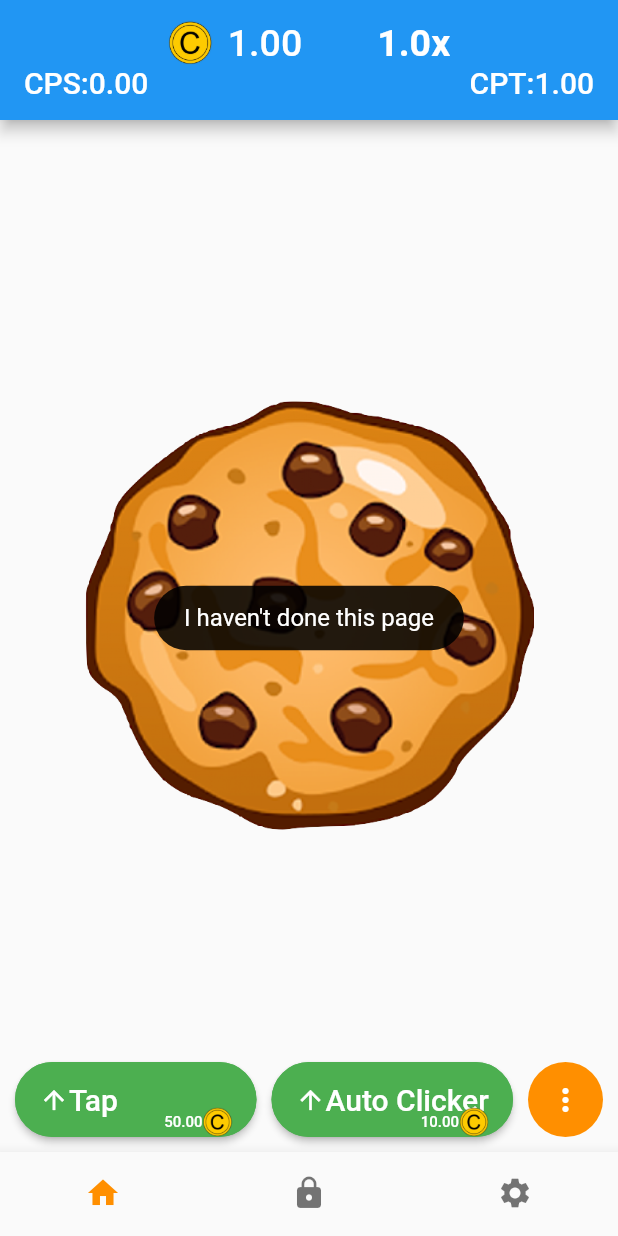
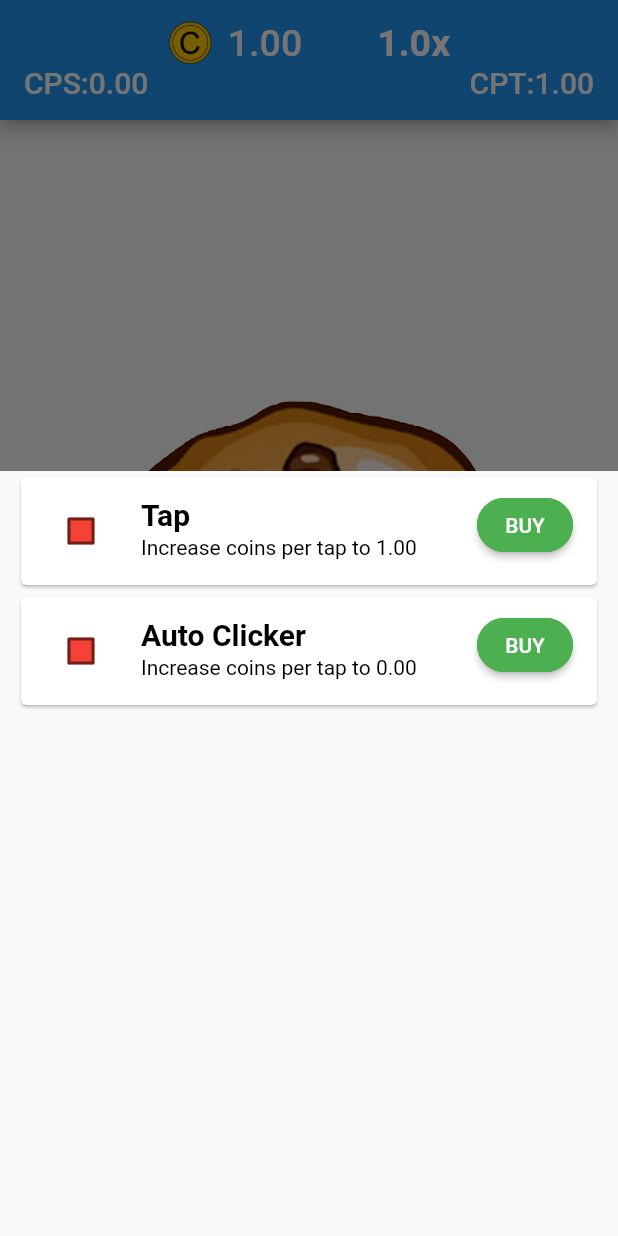
Before and after one commit to KidProf/ordinary-idle, a Flutter app: the screen it shows after launch, after a tap on the "more vert" icon, on a phone screen of 412 x 824 dp. Run offline on Flutter 3.47's test engine with Material 2 defaults, Android fonts, the phone set to English and light mode, and no system bars; our stand-ins replace fluttertoast, hive, hive_flutter, tuple; missing offline and left inert: restart_app; accounts and stored records are empty.

Commit message:
progress on details page

```diff
--- a/lib/MyApp.dart
+++ b/lib/MyApp.dart
@@ -112,11 +112,11 @@ class _MyStatefulWidgetState extends State<MyStatefulWidget> {
                   80), //FIXME: Please change CookieBackground to match the height of the header (specified in MyApp.dart)
               child: ValueListenableBuilder<Map<String, dynamic>>(
                   valueListenable: pMoney.getVitalsListener,
-                  builder: (ctx, money, _) {
+                  builder: (ctx, vitals, _) {
                     // print("update");
                     return AppBar(
                       title: ValueHeader(
-                        money,
+                        vitals,
                       ),
                       toolbarHeight:
                           80, //FIXME: Please change CookieBackground to match the height of the header (specified in MyApp.dart)
--- /dev/null
+++ b/lib/partials/DetailShop.dart
@@ -0,0 +1,88 @@
+import 'package:flutter/material.dart';
+import 'package:hive/hive.dart';
+import 'package:hive_flutter/hive_flutter.dart';
+import 'package:ordinary_idle/util/Money.dart';
+import 'package:ordinary_idle/util/Shops.dart';
+import 'package:ordinary_idle/util/Util.dart';
+
+class DetailShop extends StatefulWidget {
+  final Money pMoney;
+  final Shop s;
+  late int sid;
+  late int level;
+  DetailShop(this.pMoney, this.s, {Key? key}) : super(key: key) {
+    sid = s.id;
+    level = pMoney.getLevelById(sid);
+  }
+
+  @override
+  State<DetailShop> createState() => _DetailShopState();
+}
+
+class _DetailShopState extends State<DetailShop> {
+  bool isChecked = false;
+
+  Color getColor(Set<MaterialState> states) {
+    const Set<MaterialState> interactiveStates = <MaterialState>{
+      MaterialState.pressed,
+      MaterialState.hovered,
+      MaterialState.focused,
+    };
+    if (states.any(interactiveStates.contains)) {
+      return Colors.blue;
+    }
+    return Colors.red;
+  }
+
+  @override
+  Widget build(BuildContext context) {
+    return ValueListenableBuilder<Box>(
+        valueListenable: Hive.box('purchases').listenable(keys: [widget.sid]),
+        builder: (context, box, _) {
+          return Card(
+            child: ListTile(
+              title: Align(
+                alignment: Alignment.centerLeft,
+                child: Text(
+                  widget.s.title,
+                  style: TextStyle(
+                      color: Colors.black,
+                      fontSize: 20,
+                      fontWeight: FontWeight.bold),
+                ),
+              ),
+              subtitle: Text(
+                widget.s.descriptionI(widget.level),
+                style: TextStyle(
+                    color: Colors.black,
+                    fontSize: 14,
+                    ),
+              ),
+              leading: Checkbox(
+                checkColor: Colors.white,
+                fillColor: MaterialStateProperty.resolveWith(getColor),
+                value: isChecked,
+                onChanged: (bool? value) {
+                  setState(() {
+                    isChecked = value!;
+                  });
+                },
+              ),
+              trailing: Column(children: [
+                  ValueListenableBuilder<Map<String, dynamic>>(
+                      valueListenable: widget.pMoney.getVitalsListener,
+                      builder: (context, vitals, _) {
+                        return ElevatedButton(
+                          style: Util.greenRounded,
+                          child: Text("BUY"),
+                          onPressed: () {
+                            print("pressed");
+                          },
+                        );
+                      }),
+                ]),
+            ),
+          );
+        });
+  }
+}
--- a/lib/partials/HotbarShop.dart
+++ b/lib/partials/HotbarShop.dart
@@ -14,23 +14,19 @@ class HotbarShop extends StatelessWidget {
     shop = pMoney.getShopById(id);
   }
 
-  static final ButtonStyle greenRounded = ButtonStyle(
-    backgroundColor: MaterialStateProperty.all<Color>(Colors.green),
-    shape: MaterialStateProperty.all<RoundedRectangleBorder>(
-      RoundedRectangleBorder(
-        borderRadius: BorderRadius.circular(50.0),
-        side: BorderSide(color: Colors.green),
-      ),
-    ),
-  );
-
   @override
   Widget build(BuildContext context) {
     return Expanded(
       child: SizedBox(
         height: 50,
-        child: ElevatedButton(
-          style: greenRounded,
+        child: ValueListenableBuilder<Box>(
+            valueListenable: Hive.box('purchases').listenable(keys: [id]),
+            builder: (context, box, _) {
+              return ValueListenableBuilder<Map<String, dynamic>>(
+                valueListenable: pMoney.getVitalsListener,
+                builder: (context, vitals, _) {
+                  return ElevatedButton(
+                    style: pMoney.possibleById(id) ? Util.greenRounded : Util.disabledRounded,
                     child: Stack(
                       children: [
                         Positioned(
@@ -44,7 +40,8 @@ class HotbarShop extends StatelessWidget {
                                 child: Text(
                                   shop.title,
                                   style: TextStyle(fontSize: 20),
-                        overflow: TextOverflow.ellipsis, //wont work, it would just flow out of the screen
+                                  overflow: TextOverflow
+                                      .ellipsis, //wont work, it would just flow out of the screen
                                 ),
                               ),
                             ],
@@ -56,12 +53,11 @@ class HotbarShop extends StatelessWidget {
                           bottom: 0,
                           child: Row(
                             children: [
-                    ValueListenableBuilder<Box>(
-                        valueListenable: Hive.box('purchases').listenable(keys: [id]),
-                        builder: (context, box, _) {
-                          return Text(Util.doubleRepresentation(pMoney.getCostById(id, level: box.get(id))),
-                              style: TextStyle(fontSize: 10));
-                        }),
+                              Text(
+                                Util.doubleRepresentation(
+                                    pMoney.getCostById(id, level: box.get(id))),
+                                style: TextStyle(fontSize: 10),
+                              ),
                               const Image(
                                 image: AssetImage('assets/images/coin.png'),
                                 width: 20,
@@ -76,7 +72,10 @@ class HotbarShop extends StatelessWidget {
                     onPressed: () {
                       pMoney.purchaseItem(id);
                     },
-        ),
+                  );
+                }
+              );
+            }),
       ),
     );
   }
--- a/lib/partials/ShopComponent.dart
+++ b/lib/partials/ShopComponent.dart
@@ -1,7 +1,9 @@
 import 'package:flutter/material.dart';
 import 'package:fluttertoast/fluttertoast.dart';
+import 'package:ordinary_idle/partials/DetailShop.dart';
 import 'package:ordinary_idle/partials/HotbarShop.dart';
 import 'package:ordinary_idle/util/Money.dart';
+import 'package:ordinary_idle/util/Shops.dart';
 
 class ShopComponent extends StatelessWidget {
   final Money pMoney;
@@ -26,16 +28,22 @@ class ShopComponent extends StatelessWidget {
               color: Colors.white,
             ),
             onPressed: () {
-              Fluttertoast.showToast(
-                  msg: "I haven't done this page",
-                  toastLength: Toast.LENGTH_SHORT,
-                  gravity: ToastGravity.CENTER,
-                  timeInSecForIosWeb: 1,
-                  backgroundColor: Colors.black87,
-                  textColor: Colors.white,
-                  fontSize: 16.0);
-            },
-          ),
+              showModalBottomSheet<void>(
+              isScrollControlled: true,
+              context: context,
+              builder: (BuildContext context) {
+                return Container(
+                  margin: EdgeInsets.fromLTRB(10, 0, 10, 10),
+                  height: 500,
+                  child: Column(
+                    children: pMoney.shops.map((Shop shop) {
+                      return DetailShop(pMoney,shop);
+                    }).toList(),
+                  ),
+                );
+              },
+            );
+          }),
         ),
         const SizedBox(width: 10),
       ],
--- a/lib/util/Money.dart
+++ b/lib/util/Money.dart
@@ -137,4 +137,10 @@ class Money extends Shops {
     vitals.value = {...vitals.value, "coinsPerSecond": coinsPerSecond};
     return coinsPerSecond;
   }
+
+  @override
+  bool possibleById(int id, {int? level}) {
+    var cost = getCostById(id,level: level);
+    return cost <= vitals.value["coins"];
+  }
 }
--- a/lib/util/Shops.dart
+++ b/lib/util/Shops.dart
@@ -8,6 +8,7 @@ import 'package:ordinary_idle/model/PurchaseV1.dart';
 import 'package:ordinary_idle/util/CurrentVolatileSecret.dart';
 import 'package:ordinary_idle/util/Money.dart';
 import 'package:ordinary_idle/util/MyToast.dart';
+import 'package:ordinary_idle/util/Util.dart';
 import 'package:tuple/tuple.dart';
 
 abstract class Shops {
@@ -15,6 +16,7 @@ abstract class Shops {
   void updateCoinsPerTap();
   void updateCoinsPerSecond();
   bool subtractCoins(double x);
+  bool possibleById(int id, {int? level});
 
   late Box purchases;
   late List<Shop> shops;
@@ -35,7 +37,7 @@ abstract class Shops {
         prerequisites: <Map<String, dynamic>>[],
         title: "Tap",
         description: "Increase coins per tap",
-        descriptionI: (int i) => "Increase coins per tap to ${_gain0(i)}",
+        descriptionI: (int i) => "Increase coins per tap to ${Util.doubleRepresentation(_gain0(i))}",
         type: "tap",
         gain: Resource(
           type: "tap",
@@ -60,7 +62,7 @@ abstract class Shops {
         prerequisites: <Map<String, dynamic>>[],
         title: "Auto Clicker",
         description: "Increase coins per second",
-        descriptionI: (int i) => "Increase coins per tap to ${_gain1(i)}",
+        descriptionI: (int i) => "Increase coins per tap to ${Util.doubleRepresentation(_gain1(i))}",
         type: "idle",
         gain: Resource(
           type: "idle",
@@ -136,6 +138,10 @@ abstract class Shops {
     var level1 = level ?? getLevelById(id);
     return s.descriptionI(level1);
   }
+
+  bool prerequisiteMet(int id) {
+    return true; //TODO:
+  }
 }
 
 class Shop {
--- a/lib/util/Util.dart
+++ b/lib/util/Util.dart
@@ -1,5 +1,6 @@
 import 'dart:math';
 
+import 'package:flutter/material.dart';
 import 'package:intl/intl.dart';
 
 mixin Util {
@@ -8,4 +9,24 @@ mixin Util {
     double mod = pow(10.0, 2).toDouble(); // 2 dp for now
     return f.format((value * mod).round().toDouble() / mod);
   }
+
+  static final ButtonStyle greenRounded = ButtonStyle(
+    backgroundColor: MaterialStateProperty.all<Color>(Colors.green),
+    shape: MaterialStateProperty.all<RoundedRectangleBorder>(
+      RoundedRectangleBorder(
+        borderRadius: BorderRadius.circular(50.0),
+        side: BorderSide(color: Colors.green),
+      ),
+    ),
+  );
+
+  static final ButtonStyle disabledRounded = ButtonStyle(
+    backgroundColor: MaterialStateProperty.all<Color>(Colors.black54),
+    shape: MaterialStateProperty.all<RoundedRectangleBorder>(
+      RoundedRectangleBorder(
+        borderRadius: BorderRadius.circular(50.0),
+        side: BorderSide(color: Colors.black54),
+      ),
+    ),
+  );
 }
```
Lines whose indentation alone changed are shown as unchanged.
